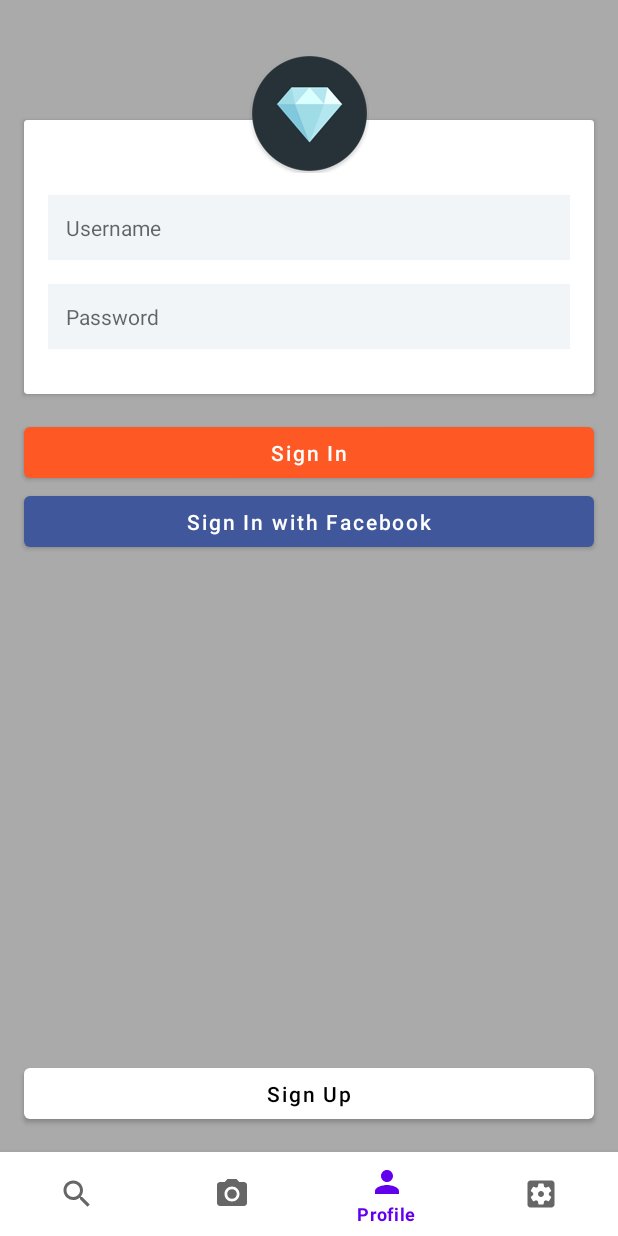
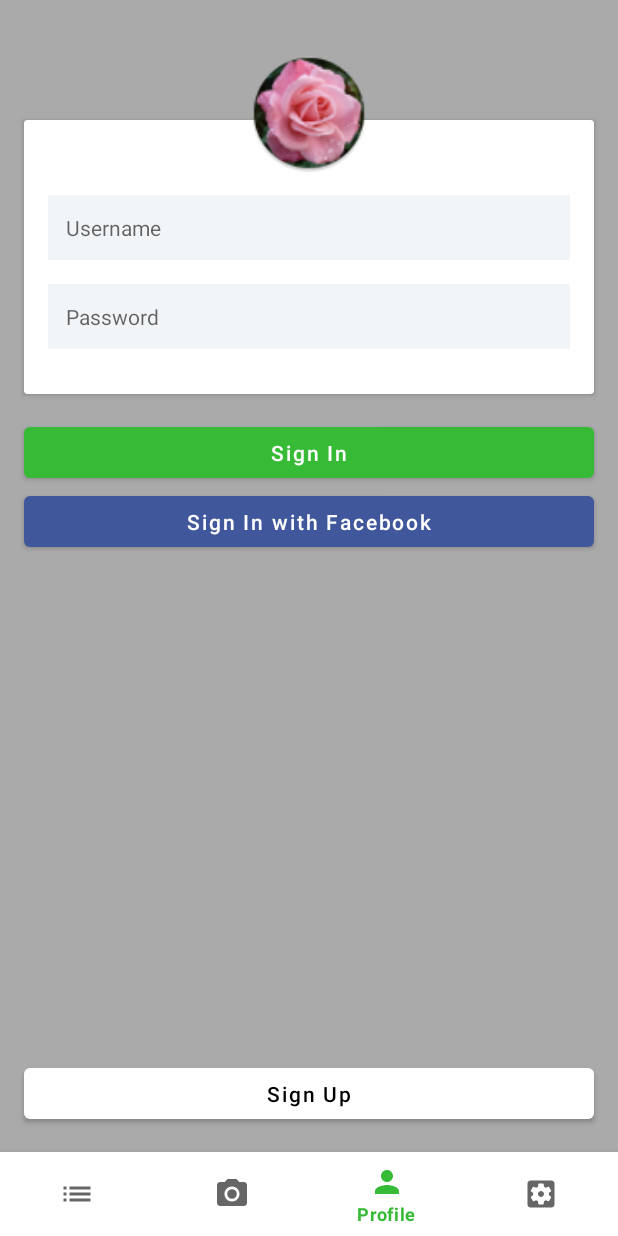
Before and after one commit to IlyaShvetsov/iFlower, an Android app: the screen it shows after launch (MainActivity), on a phone screen of 412 x 824 dp. Run offline under Robolectric (Android 15) with nearby library versions, the phone set to English and light mode, and no system bars; our stand-ins replace navigation-ui.

Commit message:
change colors and images

```diff
--- /dev/null
+++ b/app/src/main/res/drawable/ic_catalog.xml
@@ -0,0 +1,10 @@
+<vector xmlns:android="http://schemas.android.com/apk/res/android"
+    android:width="36dp"
+    android:height="36dp"
+    android:viewportWidth="24"
+    android:viewportHeight="24"
+    android:tint="?attr/colorControlNormal">
+  <path
+      android:fillColor="@android:color/white"
+      android:pathData="M3,13h2v-2L3,11v2zM3,17h2v-2L3,15v2zM3,9h2L5,7L3,7v2zM7,13h14v-2L7,11v2zM7,17h14v-2L7,15v2zM7,7v2h14L21,7L7,7z"/>
+</vector>
--- a/app/src/main/res/layout/fragment_login.xml
+++ b/app/src/main/res/layout/fragment_login.xml
@@ -52,11 +52,11 @@
 
             <ImageView
                 android:id="@+id/imageView"
-                android:layout_width="match_parent"
-                android:layout_height="wrap_content"
+                android:layout_width="80dp"
+                android:layout_height="80dp"
                 android:layout_above="@+id/inputCont"
                 android:layout_marginTop="35dp"
-                app:srcCompat="@mipmap/ic_diamond"
+                app:srcCompat="@mipmap/ic_flower"
                 app:layout_constraintTop_toTopOf="parent"
                 app:layout_constraintStart_toStartOf="parent"
                 app:layout_constraintEnd_toEndOf="parent"/>
--- a/app/src/main/res/menu/bottom_nav_menu.xml
+++ b/app/src/main/res/menu/bottom_nav_menu.xml
@@ -3,8 +3,8 @@
 
     <item
         android:id="@+id/navigation_search"
-        android:icon="@drawable/ic_search"
-        android:title="@string/title_search" />
+        android:icon="@drawable/ic_catalog"
+        android:title="@string/title_catalog" />
 
     <item
         android:id="@+id/navigation_photo"
--- a/app/src/main/res/navigation/mobile_navigation.xml
+++ b/app/src/main/res/navigation/mobile_navigation.xml
@@ -9,7 +9,7 @@
     <fragment
         android:id="@+id/navigation_search"
         android:name="com.iflower.search.SearchMainFragment"
-        android:label="@string/title_search"
+        android:label="@string/title_catalog"
         tools:layout="@layout/fragment_main_search" />
 
     <fragment
--- a/app/src/main/res/values/colors.xml
+++ b/app/src/main/res/values/colors.xml
@@ -1,15 +1,15 @@
 <?xml version="1.0" encoding="utf-8"?>
 <resources>
     <color name="purple_200">#FFBB86FC</color>
-    <color name="purple_500">#FF6200EE</color>
-    <color name="purple_700">#FF3700B3</color>
+    <color name="purple_500">#FF37BB37</color>
+    <color name="purple_700">#FF37BB37</color>
     <color name="teal_200">#FF03DAC5</color>
     <color name="teal_700">#FF018786</color>
     <color name="black">#FF000000</color>
     <color name="white">#FFFFFFFF</color>
 
     <color name="button_blue">#FF40579B</color>
-    <color name="button_orange">#FFFE5824</color>
+    <color name="button_orange">#FF37BB37</color>
 
     <color name="loginSignupText">#FF636363</color>
     <color name="loginSignupInputBg">#FFF1F5F8</color>
--- a/app/src/main/res/values/strings.xml
+++ b/app/src/main/res/values/strings.xml
@@ -1,6 +1,6 @@
 <resources>
     <string name="app_name">iFlower</string>
-    <string name="title_search">Search</string>
+    <string name="title_catalog">Catalog</string>
     <string name="title_photo">Photo</string>
     <string name="title_profile">Profile</string>
     <string name="title_settings">Settings</string>
--- a/build.gradle
+++ b/build.gradle
@@ -1,11 +1,11 @@
 buildscript {
-    ext.kotlin_version = "1.4.20"
+    ext.kotlin_version = "1.4.31"
     repositories {
         google()
         jcenter()
     }
     dependencies {
-        classpath "com.android.tools.build:gradle:4.1.1"
+        classpath 'com.android.tools.build:gradle:4.1.2'
         classpath "org.jetbrains.kotlin:kotlin-gradle-plugin:$kotlin_version"
     }
 }
```
Also changed, not shown: app/build.gradle (+11 -11 lines), app/src/main/res/mipmap-hdpi/ic_diamond.png (deleted), app/src/main/res/mipmap-hdpi/ic_flower.png (added), app/src/main/res/mipmap-hdpi/loginsignup6_bg.jpg (deleted), app/src/main/res/mipmap-mdpi/ic_flower.png (added), app/src/main/res/mipmap-xhdpi/ic_diamond.png (deleted), app/src/main/res/mipmap-xhdpi/ic_flower.png (added), app/src/main/res/mipmap-xhdpi/loginsignup6_bg.jpg (deleted), app/src/main/res/mipmap-xxhdpi/ic_diamond.png (deleted), app/src/main/res/mipmap-xxhdpi/ic_flower.png (added), app/src/main/res/mipmap-xxhdpi/loginsignup6_bg.jpg (deleted), app/src/main/res/mipmap-xxxhdpi/ic_flower.png (added), app/src/main/res/mipmap-xxxhdpi/loginsignup6_bg.jpg (added).
